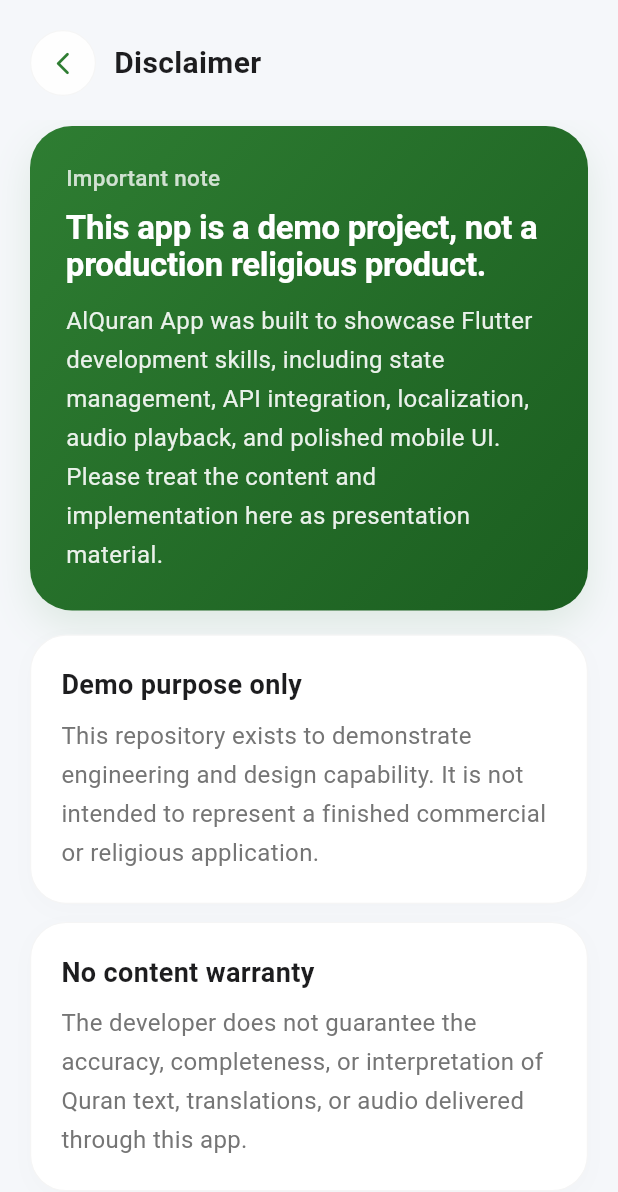
After one commit to codinggeh/alquran_app_flutter_example, a Flutter app: the DisclaimerScreen screen opened by its route, on a phone screen of 412 x 824 dp. The commit adds this screen. Shown: the top 1192 px of the screen. Run offline on Flutter 3.47's test engine with Material 3 defaults, Android fonts, the phone set to English and light mode, and no system bars; our stand-ins replace easy_localization, just_audio, shared_preferences; accounts and stored records are empty; network calls fail; Roboto replaces fonts that are missing (Uthmanic).

Commit message:
feat: add disclaimer screen from home

```diff
--- a/assets/i18n/en-US.json
+++ b/assets/i18n/en-US.json
@@ -84,6 +84,31 @@
     "version": "Version",
     "developer": "Developer"
   },
+  "disclaimer": {
+    "title": "Disclaimer",
+    "eyebrow": "Important note",
+    "headline": "This app is a demo project, not a production religious product.",
+    "intro": "AlQuran App was built to showcase Flutter development skills, including state management, API integration, localization, audio playback, and polished mobile UI. Please treat the content and implementation here as presentation material.",
+    "footer_note": "For real religious use, users should rely on trusted Quran sources and official products, then verify text and translations independently.",
+    "sections": {
+      "demo": {
+        "title": "Demo purpose only",
+        "body": "This repository exists to demonstrate engineering and design capability. It is not intended to represent a finished commercial or religious application."
+      },
+      "warranty": {
+        "title": "No content warranty",
+        "body": "The developer does not guarantee the accuracy, completeness, or interpretation of Quran text, translations, or audio delivered through this app."
+      },
+      "api": {
+        "title": "Public API dependency",
+        "body": "This app uses public Quran APIs and external audio sources. Availability, accuracy, and long-term stability depend on those third-party services."
+      },
+      "education": {
+        "title": "Educational and portfolio use",
+        "body": "You may study the codebase for learning purposes, but production deployment or sensitive religious use requires stronger review, validation, and operational ownership."
+      }
+    }
+  },
   "common": {
     "loading": "Loading...",
     "error": "An error occurred",
--- a/lib/main.dart
+++ b/lib/main.dart
@@ -7,6 +7,7 @@ import 'providers/bookmark_provider.dart';
 import 'providers/quran_provider.dart';
 import 'providers/theme_provider.dart';
 import 'screens/bookmarks_screen.dart';
+import 'screens/disclaimer_screen.dart';
 import 'screens/home_screen.dart';
 import 'screens/surah_detail_screen.dart';
 import 'utils/constants.dart';
@@ -57,6 +58,7 @@ class MyApp extends StatelessWidget {
                 return SurahDetailScreen(surahNumber: surahNumber);
               },
               '/bookmarks': (context) => const BookmarksScreen(),
+              '/disclaimer': (context) => const DisclaimerScreen(),
             },
             debugShowCheckedModeBanner: false,
           );
--- /dev/null
+++ b/lib/screens/disclaimer_screen.dart
@@ -0,0 +1,267 @@
+import 'package:easy_localization/easy_localization.dart';
+import 'package:flutter/material.dart';
+
+import '../utils/app_colors.dart';
+import '../utils/text_styles.dart';
+
+class DisclaimerScreen extends StatelessWidget {
+  const DisclaimerScreen({super.key});
+
+  @override
+  Widget build(BuildContext context) {
+    final sections = [
+      _DisclaimerSectionData(
+        title: 'disclaimer.sections.demo.title'.tr(),
+        body: 'disclaimer.sections.demo.body'.tr(),
+      ),
+      _DisclaimerSectionData(
+        title: 'disclaimer.sections.warranty.title'.tr(),
+        body: 'disclaimer.sections.warranty.body'.tr(),
+      ),
+      _DisclaimerSectionData(
+        title: 'disclaimer.sections.api.title'.tr(),
+        body: 'disclaimer.sections.api.body'.tr(),
+      ),
+      _DisclaimerSectionData(
+        title: 'disclaimer.sections.education.title'.tr(),
+        body: 'disclaimer.sections.education.body'.tr(),
+      ),
+    ];
+
+    return Scaffold(
+      backgroundColor: AppColors.backgroundSoft,
+      body: SafeArea(
+        child: Column(
+          children: [
+            _DisclaimerHeader(title: 'disclaimer.title'.tr()),
+            Expanded(
+              child: ListView(
+                padding: const EdgeInsets.fromLTRB(20, 4, 20, 24),
+                children: [
+                  _IntroCard(
+                    eyebrow: 'disclaimer.eyebrow'.tr(),
+                    title: 'disclaimer.headline'.tr(),
+                    body: 'disclaimer.intro'.tr(),
+                  ),
+                  const SizedBox(height: 16),
+                  ...sections.map(
+                    (section) => Padding(
+                      padding: const EdgeInsets.only(bottom: 12),
+                      child: _SectionCard(data: section),
+                    ),
+                  ),
+                  const SizedBox(height: 4),
+                  Container(
+                    padding: const EdgeInsets.all(20),
+                    decoration: BoxDecoration(
+                      color: AppColors.primary50,
+                      borderRadius: BorderRadius.circular(24),
+                      border: Border.all(
+                        color: AppColors.primary100,
+                        width: 0.8,
+                      ),
+                    ),
+                    child: Text(
+                      'disclaimer.footer_note'.tr(),
+                      style: AppTextStyles.bodySmall.copyWith(
+                        color: AppColors.primaryDark,
+                        height: 1.55,
+                      ),
+                    ),
+                  ),
+                ],
+              ),
+            ),
+          ],
+        ),
+      ),
+    );
+  }
+}
+
+class _DisclaimerHeader extends StatelessWidget {
+  final String title;
+
+  const _DisclaimerHeader({required this.title});
+
+  @override
+  Widget build(BuildContext context) {
+    return Padding(
+      padding: const EdgeInsets.fromLTRB(20, 20, 20, 16),
+      child: Row(
+        children: [
+          _CircleIconButton(
+            icon: Icons.arrow_back_ios_new_rounded,
+            onTap: () => Navigator.pop(context),
+          ),
+          const SizedBox(width: 12),
+          Expanded(
+            child: Text(
+              title,
+              style: AppTextStyles.titleLarge.copyWith(
+                fontWeight: FontWeight.w600,
+              ),
+            ),
+          ),
+        ],
+      ),
+    );
+  }
+}
+
+class _IntroCard extends StatelessWidget {
+  final String eyebrow;
+  final String title;
+  final String body;
+
+  const _IntroCard({
+    required this.eyebrow,
+    required this.title,
+    required this.body,
+  });
+
+  @override
+  Widget build(BuildContext context) {
+    return Container(
+      padding: const EdgeInsets.all(24),
+      decoration: BoxDecoration(
+        gradient: const LinearGradient(
+          begin: Alignment.topLeft,
+          end: Alignment.bottomRight,
+          colors: [Color(0xFF2E7D32), Color(0xFF1B5E20)],
+        ),
+        borderRadius: BorderRadius.circular(28),
+        boxShadow: [
+          BoxShadow(
+            color: AppColors.primary.withValues(alpha: 0.12),
+            blurRadius: 22,
+            offset: const Offset(0, 10),
+          ),
+        ],
+      ),
+      child: Column(
+        crossAxisAlignment: CrossAxisAlignment.start,
+        children: [
+          Text(
+            eyebrow,
+            style: AppTextStyles.labelSmall.copyWith(
+              color: Colors.white.withValues(alpha: 0.78),
+              letterSpacing: 0.2,
+            ),
+          ),
+          const SizedBox(height: 10),
+          Text(
+            title,
+            style: AppTextStyles.headlineMedium.copyWith(
+              color: Colors.white,
+              height: 1.15,
+            ),
+          ),
+          const SizedBox(height: 12),
+          Text(
+            body,
+            style: AppTextStyles.bodySmall.copyWith(
+              color: Colors.white.withValues(alpha: 0.9),
+              height: 1.6,
+            ),
+          ),
+        ],
+      ),
+    );
+  }
+}
+
+class _SectionCard extends StatelessWidget {
+  final _DisclaimerSectionData data;
+
+  const _SectionCard({required this.data});
+
+  @override
+  Widget build(BuildContext context) {
+    return Container(
+      padding: const EdgeInsets.all(20),
+      decoration: BoxDecoration(
+        color: AppColors.surface,
+        borderRadius: BorderRadius.circular(24),
+        border: Border.all(
+          color: AppColors.borderUltraLight,
+          width: 0.8,
+        ),
+        boxShadow: [
+          BoxShadow(
+            color: AppColors.shadowVeryLight,
+            blurRadius: 12,
+            offset: const Offset(0, 4),
+          ),
+        ],
+      ),
+      child: Column(
+        crossAxisAlignment: CrossAxisAlignment.start,
+        children: [
+          Text(
+            data.title,
+            style: AppTextStyles.titleMedium.copyWith(
+              color: AppColors.textPrimary,
+            ),
+          ),
+          const SizedBox(height: 8),
+          Text(
+            data.body,
+            style: AppTextStyles.bodySmall.copyWith(
+              color: AppColors.textSecondary,
+              height: 1.6,
+            ),
+          ),
+        ],
+      ),
+    );
+  }
+}
+
+class _CircleIconButton extends StatelessWidget {
+  final IconData icon;
+  final VoidCallback onTap;
+
+  const _CircleIconButton({
+    required this.icon,
+    required this.onTap,
+  });
+
+  @override
+  Widget build(BuildContext context) {
+    return Container(
+      width: 44,
+      height: 44,
+      decoration: BoxDecoration(
+        color: AppColors.surfaceSoft,
+        borderRadius: BorderRadius.circular(22),
+        border: Border.all(
+          color: AppColors.borderUltraLight,
+          width: 0.8,
+        ),
+      ),
+      child: Material(
+        color: Colors.transparent,
+        child: InkWell(
+          onTap: onTap,
+          borderRadius: BorderRadius.circular(22),
+          child: Icon(
+            icon,
+            color: AppColors.primary,
+            size: 18,
+          ),
+        ),
+      ),
+    );
+  }
+}
+
+class _DisclaimerSectionData {
+  final String title;
+  final String body;
+
+  const _DisclaimerSectionData({
+    required this.title,
+    required this.body,
+  });
+}
--- a/lib/screens/home_screen.dart
+++ b/lib/screens/home_screen.dart
@@ -90,6 +90,7 @@ class _HomeScreenState extends State<HomeScreen> with TickerProviderStateMixin {
           searchQuery: _searchQuery,
           onSearchChanged: _onSearchChanged,
           onLanguageTap: _switchLanguage,
+          onDisclaimerTap: _navigateToDisclaimer,
           onBookmarkTap: _navigateToBookmarks,
         ),
       ),
@@ -163,6 +164,10 @@ class _HomeScreenState extends State<HomeScreen> with TickerProviderStateMixin {
     Navigator.pushNamed(context, '/bookmarks');
   }
 
+  void _navigateToDisclaimer() {
+    Navigator.pushNamed(context, '/disclaimer');
+  }
+
   List<dynamic> _filterSurahs(List<dynamic> surahs, String query) {
     if (query.isEmpty) {
       return surahs;
--- a/lib/widgets/home_header.dart
+++ b/lib/widgets/home_header.dart
@@ -10,6 +10,7 @@ class HomeHeader extends StatelessWidget {
   final String searchQuery;
   final ValueChanged<String> onSearchChanged;
   final VoidCallback onLanguageTap;
+  final VoidCallback onDisclaimerTap;
   final VoidCallback onBookmarkTap;
 
   const HomeHeader({
@@ -18,6 +19,7 @@ class HomeHeader extends StatelessWidget {
     required this.searchQuery,
     required this.onSearchChanged,
     required this.onLanguageTap,
+    required this.onDisclaimerTap,
     required this.onBookmarkTap,
   });
 
@@ -30,6 +32,8 @@ class HomeHeader extends StatelessWidget {
           _buildSearchBar(),
           const SizedBox(width: 12),
           _buildLanguageButton(context),
+          const SizedBox(width: 8),
+          _buildDisclaimerButton(),
           const SizedBox(width: 8),
           _buildBookmarkButton(),
         ],
@@ -123,4 +127,12 @@ class HomeHeader extends StatelessWidget {
       size: 48,
     );
   }
+
+  Widget _buildDisclaimerButton() {
+    return ActionButton(
+      icon: Icons.info_outline_rounded,
+      onTap: onDisclaimerTap,
+      size: 48,
+    );
+  }
 }
```
Also changed, not shown: assets/i18n/id-ID.json (+25 -0 lines).
